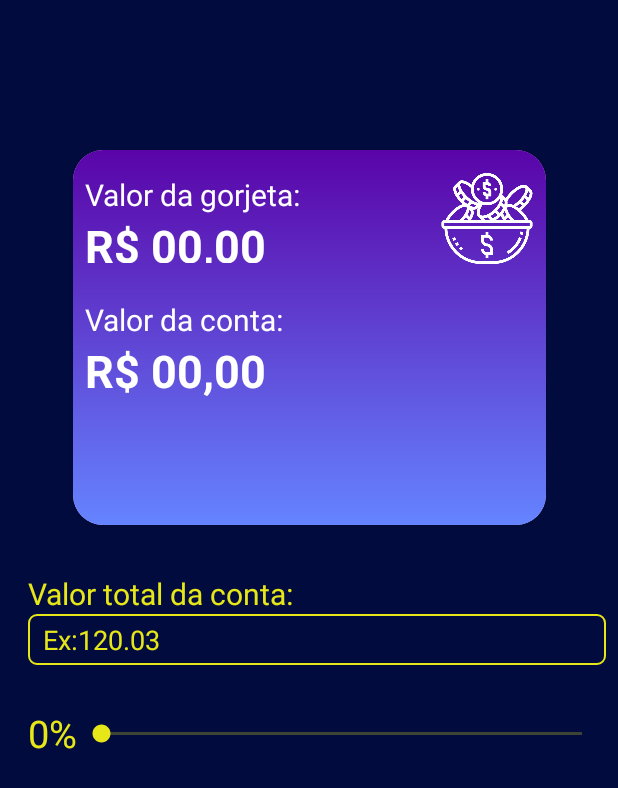
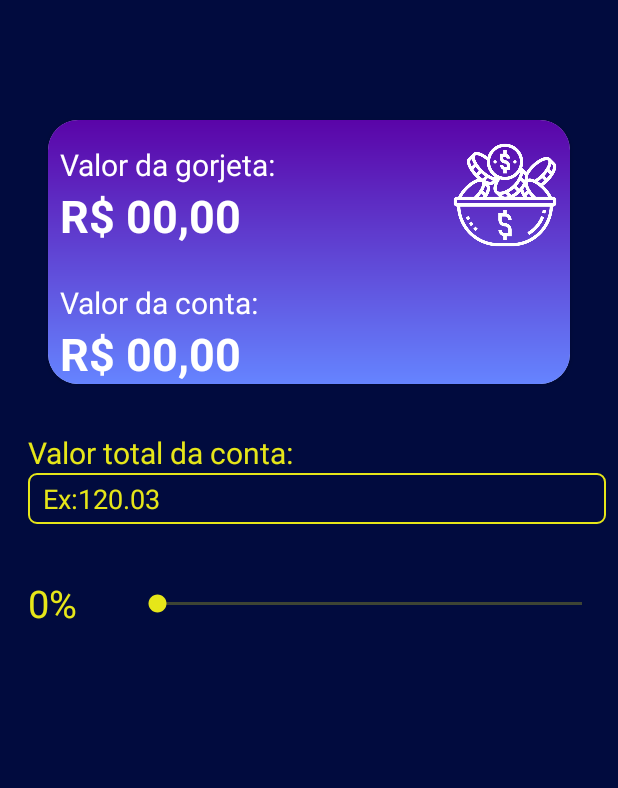
Before and after one commit to devPedroCarvalho/AppCalculoGorjeta, an Android app: the MainActivity screen opened directly, with no data from a screen before it, on a phone screen of 412 x 824 dp. Shown: the top 788 px of the screen. Run offline under Robolectric (Android 15) with nearby library versions, the phone set to English and light mode, and no system bars.

Commit message:
update changes in layout for app responsive in another devices

```diff
--- a/app/src/main/java/com/projfinalapp/appgorjeta/MainActivity.kt
+++ b/app/src/main/java/com/projfinalapp/appgorjeta/MainActivity.kt
@@ -44,7 +44,6 @@
 
         if (valorRecuperado == null || valorRecuperado == ""){
 
-            Toast.makeText(this, "Digite um valor para fazer o calculo!", Toast.LENGTH_SHORT).show()
 
         }else{
 
--- a/app/src/main/res/layout/activity_home.xml
+++ b/app/src/main/res/layout/activity_home.xml
@@ -11,9 +11,9 @@
         android:id="@+id/cardView2"
         android:layout_width="0dp"
         android:layout_height="wrap_content"
-        android:layout_marginStart="50dp"
-        android:layout_marginTop="100dp"
-        android:layout_marginEnd="50dp"
+        android:layout_marginStart="32dp"
+        android:layout_marginTop="80dp"
+        android:layout_marginEnd="32dp"
         app:cardCornerRadius="20dp"
         app:layout_constraintEnd_toEndOf="parent"
         app:layout_constraintStart_toStartOf="parent"
--- a/app/src/main/res/layout/activity_main.xml
+++ b/app/src/main/res/layout/activity_main.xml
@@ -38,7 +38,7 @@
 
     <TextView
         android:id="@+id/txtPorcentagem"
-        android:layout_width="wrap_content"
+        android:layout_width="70dp"
         android:layout_height="wrap_content"
         android:text="0%"
         android:textColor="#E6E619"
@@ -50,9 +50,11 @@
 
     <androidx.cardview.widget.CardView
         android:id="@+id/cardView"
-        android:layout_width="315dp"
-        android:layout_height="250dp"
-        android:layout_marginTop="100dp"
+        android:layout_width="0dp"
+        android:layout_height="wrap_content"
+        android:layout_marginStart="32dp"
+        android:layout_marginTop="80dp"
+        android:layout_marginEnd="32dp"
         app:cardCornerRadius="20dp"
         app:layout_constraintEnd_toEndOf="parent"
         app:layout_constraintStart_toStartOf="parent"
@@ -66,7 +68,7 @@
             <TextView
                 android:id="@+id/txtGorjeta"
                 android:layout_width="0dp"
-                android:layout_height="32dp"
+                android:layout_height="wrap_content"
                 android:layout_marginStart="8dp"
                 android:text="R$ 00,00"
                 android:textColor="#FFFF"
--- a/app/src/main/res/layout/activity_splash_screen.xml
+++ b/app/src/main/res/layout/activity_splash_screen.xml
@@ -10,13 +10,12 @@
     <ImageView
         android:id="@+id/imageView3"
         android:layout_width="0dp"
-        android:layout_height="0dp"
-        android:layout_marginTop="200dp"
-        android:layout_marginBottom="50dp"
+        android:layout_height="196dp"
         app:layout_constraintBottom_toTopOf="@+id/testeLottie"
         app:layout_constraintEnd_toEndOf="parent"
         app:layout_constraintStart_toStartOf="parent"
         app:layout_constraintTop_toTopOf="parent"
+        app:layout_constraintVertical_bias="0.78"
         app:srcCompat="@drawable/logoum" />
 
     <com.airbnb.lottie.LottieAnimationView
```
